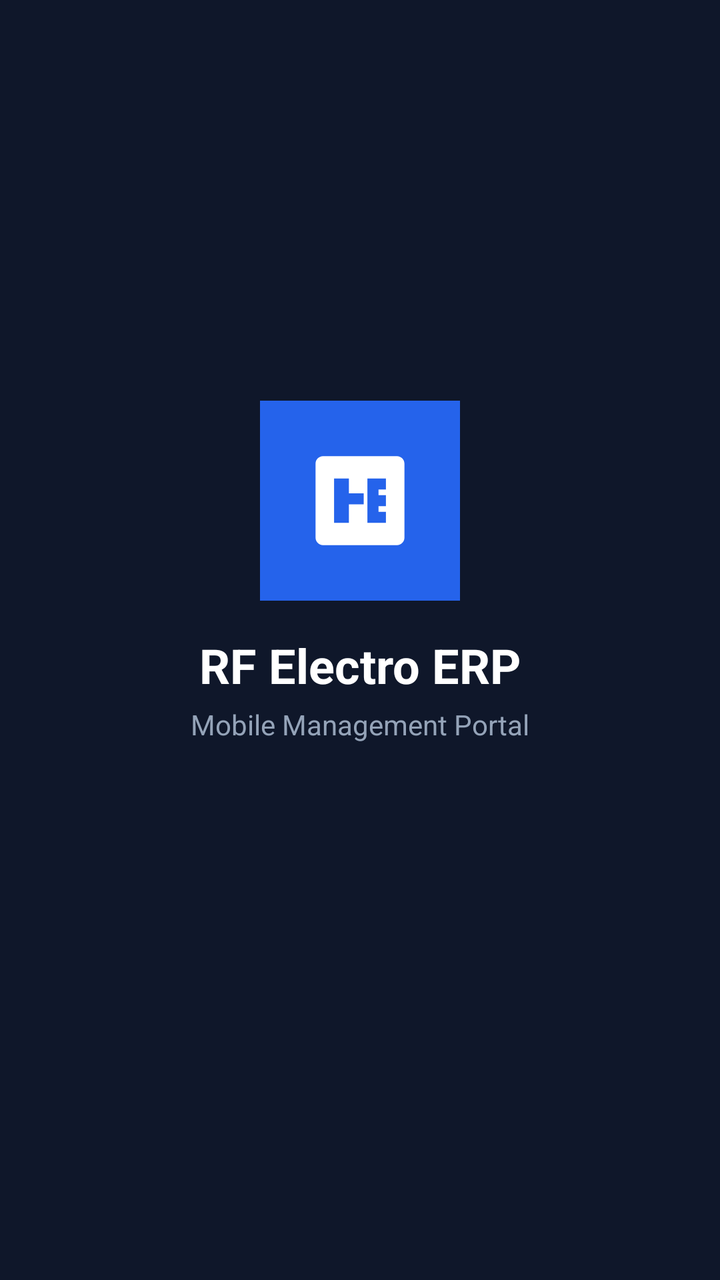
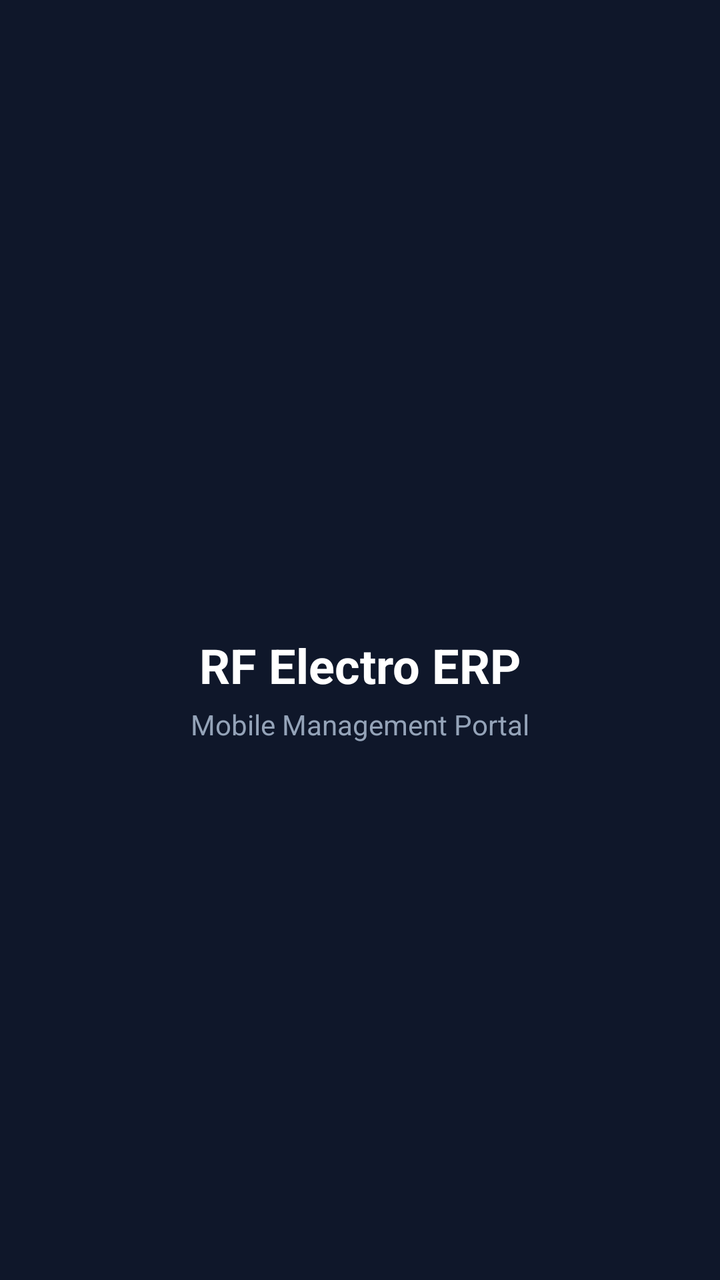

An Android layout rendered at two revisions. The XML below is the earlier revision; the diff shows what the commit changed to produce the second picture.
<!-- AndroidManifest.xml: activity theme Theme.MyERPAndroidApp.NoActionBar -->
<!-- res/layout/activity_splash.xml -->
<?xml version="1.0" encoding="utf-8"?>
<RelativeLayout xmlns:android="http://schemas.android.com/apk/res/android"
    android:layout_width="match_parent"
    android:layout_height="match_parent"
    android:background="@color/primary_dark"
    android:gravity="center">

    <LinearLayout
        android:layout_width="wrap_content"
        android:layout_height="wrap_content"
        android:gravity="center"
        android:orientation="vertical">

        <ImageView
            android:id="@+id/imgLogo"
            android:layout_width="100dp"
            android:layout_height="100dp"
            android:contentDescription="@string/app_name"
            android:src="@drawable/ic_launcher_foreground" />

        <TextView
            android:layout_width="wrap_content"
            android:layout_height="wrap_content"
            android:layout_marginTop="16dp"
            android:text="@string/app_name"
            android:textColor="#FFFFFF"
            android:textSize="24sp"
            android:textStyle="bold" />

        <TextView
            android:layout_width="wrap_content"
            android:layout_height="wrap_content"
            android:layout_marginTop="4dp"
            android:text="Mobile Management Portal"
            android:textColor="#94A3B8"
            android:textSize="14sp" />

        <ProgressBar
            android:layout_width="36dp"
            android:layout_height="36dp"
            android:layout_marginTop="32dp"
            android:indeterminateTint="@color/accent" />

    </LinearLayout>

</RelativeLayout>
<!-- resources referenced by this layout -->
<resources>
  <color name="accent">#2563EB</color>
  <color name="primary_dark">#0F172A</color>
  <!-- drawable ic_launcher_foreground (drawable) -->
  <vector xmlns:android="http://schemas.android.com/apk/res/android"
      android:width="108dp"
      android:height="108dp"
      android:viewportWidth="108"
      android:viewportHeight="108">
      <path
          android:fillColor="#2563EB"
          android:pathData="M0,0h108v108h-108z" />
      <path
          android:fillColor="#FFFFFF"
          android:pathData="M34,30h40c2.2,0 4,1.8 4,4v40c0,2.2 -1.8,4 -4,4H34c-2.2,0 -4,-1.8 -4,-4V34c0,-2.2 1.8,-4 4,-4zM40,42v24h8V56h8v-6h-8v-8h-8zM58,42v24h10v-6h-4v-3h4v-6h-4v-3h4v-6H58z" />
  </vector>
  <string name="app_name">RF Electro ERP</string>
  <style name="Theme.MyERPAndroidApp.NoActionBar" parent="Theme.MyERPAndroidApp">
          <item name="windowActionBar">false</item>
          <item name="windowNoTitle">true</item>
      </style>
  <style name="Theme.MyERPAndroidApp" parent="Theme.Material3.DayNight.NoActionBar">
          <item name="colorPrimary">@color/primary</item>
          <item name="colorPrimaryVariant">@color/primary_dark</item>
          <item name="colorSecondary">@color/accent</item>
          <item name="android:statusBarColor">@color/primary_dark</item>
          <item name="android:windowLightStatusBar">false</item>
      </style>
  <color name="primary">#1E293B</color>
</resources>

<!-- the commit's change to res/layout/activity_splash.xml (unified diff, before → after) -->
@@ -16,7 +16,7 @@
             android:layout_width="100dp"
             android:layout_height="100dp"
             android:contentDescription="@string/app_name"
-            android:src="@drawable/ic_launcher_foreground" />
+            android:src="@mipmap/ic_launcher_01" />
 
         <TextView
             android:layout_width="wrap_content"
<!-- resource entries referenced after the edit -->
@@ -2,24 +2,19 @@
 <resources>
   <color name="accent">#2563EB</color>
   <color name="primary_dark">#0F172A</color>
-  <!-- drawable ic_launcher_foreground (drawable) -->
-  <vector xmlns:android="http://schemas.android.com/apk/res/android"
-      android:width="108dp"
-      android:height="108dp"
-      android:viewportWidth="108"
-      android:viewportHeight="108">
-      <path
-          android:fillColor="#2563EB"
-          android:pathData="M0,0h108v108h-108z" />
-      <path
-          android:fillColor="#FFFFFF"
-          android:pathData="M34,30h40c2.2,0 4,1.8 4,4v40c0,2.2 -1.8,4 -4,4H34c-2.2,0 -4,-1.8 -4,-4V34c0,-2.2 1.8,-4 4,-4zM40,42v24h8V56h8v-6h-8v-8h-8zM58,42v24h10v-6h-4v-3h4v-6h-4v-3h4v-6H58z" />
-  </vector>
+  <!-- mipmap ic_launcher_01 (mipmap-anydpi-v26) -->
+  <?xml version="1.0" encoding="utf-8"?>
+  <adaptive-icon xmlns:android="http://schemas.android.com/apk/res/android">
+      <background android:drawable="@drawable/ic_launcher_background_01"/>
+      <foreground android:drawable="@mipmap/ic_launcher_foreground_01"/>
+      <monochrome android:drawable="@mipmap/ic_launcher_foreground_01"/>
+  </adaptive-icon>
   <string name="app_name">RF Electro ERP</string>
   <style name="Theme.MyERPAndroidApp.NoActionBar" parent="Theme.MyERPAndroidApp">
           <item name="windowActionBar">false</item>
           <item name="windowNoTitle">true</item>
       </style>
+  <!-- drawable ic_launcher_background_01: vector/xml drawable (drawable, 4866 chars, omitted) -->
   <style name="Theme.MyERPAndroidApp" parent="Theme.Material3.DayNight.NoActionBar">
           <item name="colorPrimary">@color/primary</item>
           <item name="colorPrimaryVariant">@color/primary_dark</item>
